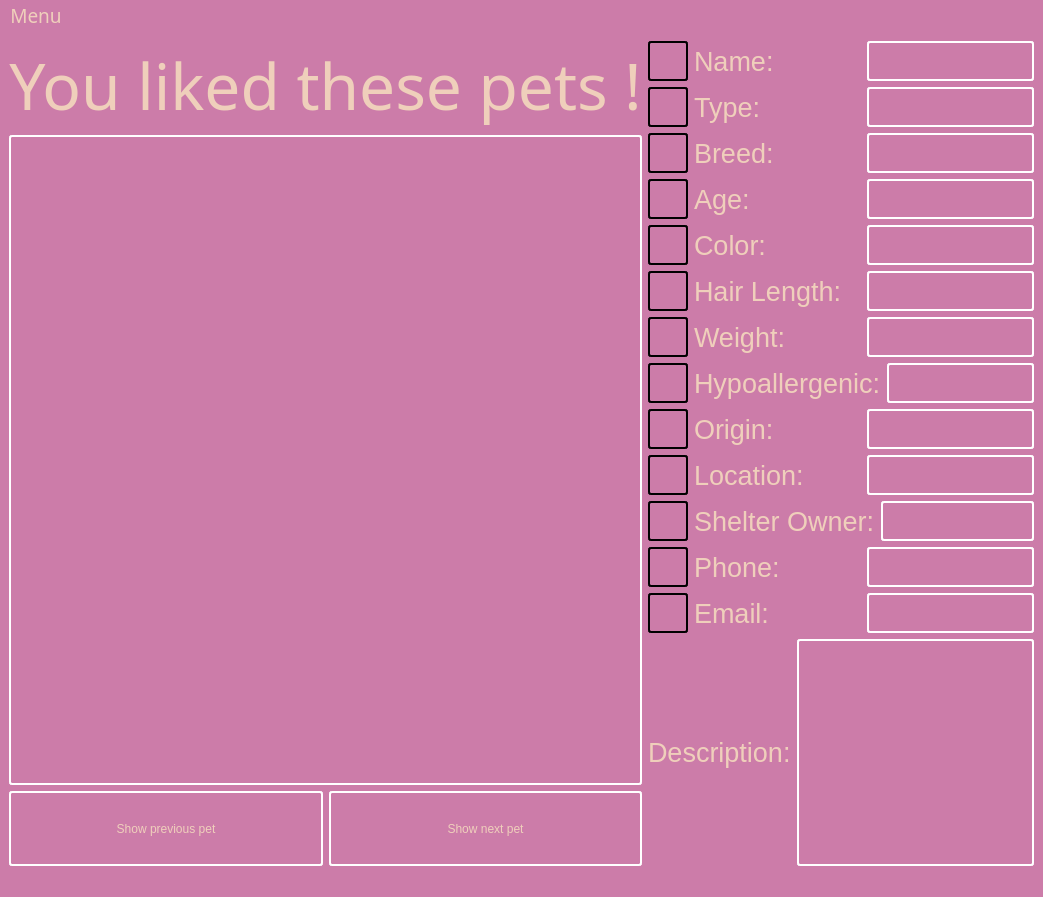
Qt form breadnbutter/gui/petliked.ui (jacksodl23/cs-205-pet-adoption) before a commit.
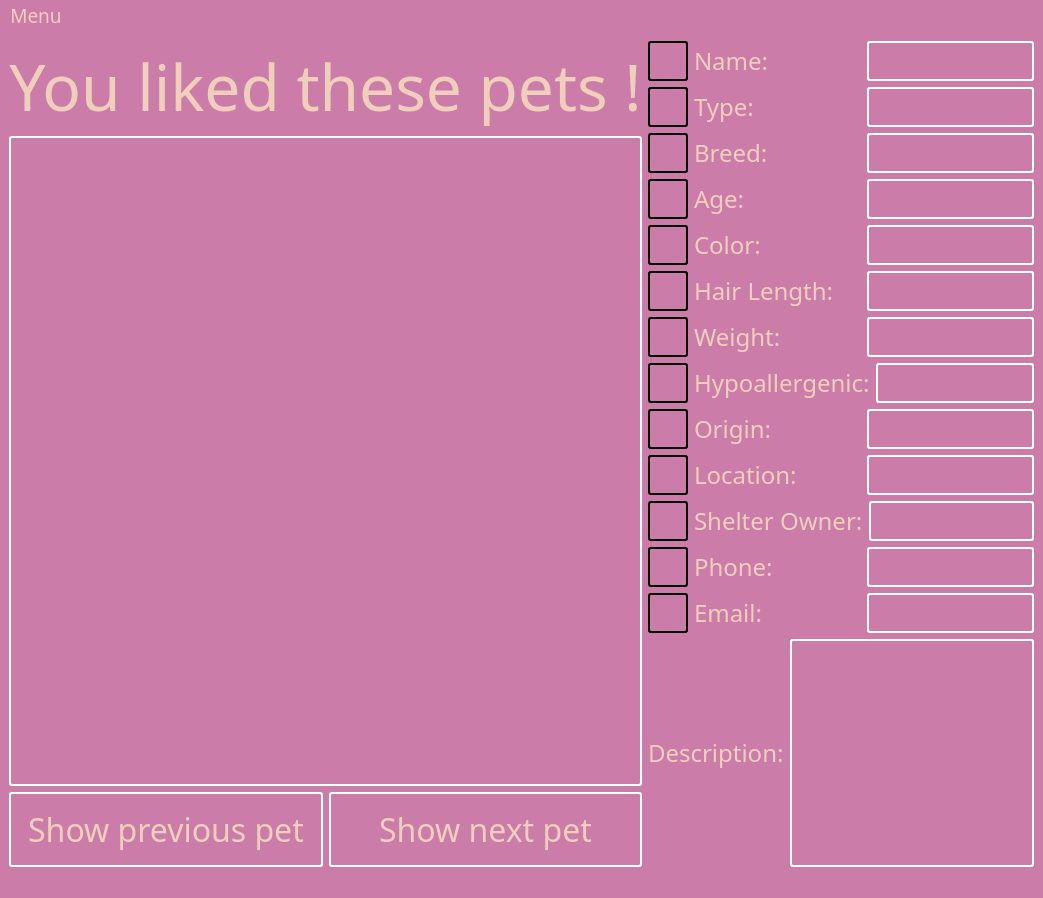
The same form after that commit.

What changed in the file:
```diff
--- a/breadnbutter/gui/petliked.ui
+++ b/breadnbutter/gui/petliked.ui
@@ -7,7 +7,7 @@
     <x>0</x>
     <y>0</y>
     <width>1043</width>
-    <height>889</height>
+    <height>898</height>
    </rect>
   </property>
   <property name="palette">
@@ -148,15 +148,6 @@
        </color>
       </brush>
      </colorrole>
-     <colorrole role="PlaceholderText">
-      <brush brushstyle="NoBrush">
-       <color alpha="128">
-        <red>239</red>
-        <green>207</green>
-        <blue>187</blue>
-       </color>
-      </brush>
-     </colorrole>
     </active>
     <inactive>
      <colorrole role="WindowText">
@@ -294,15 +285,6 @@
        </color>
       </brush>
      </colorrole>
-     <colorrole role="PlaceholderText">
-      <brush brushstyle="NoBrush">
-       <color alpha="128">
-        <red>239</red>
-        <green>207</green>
-        <blue>187</blue>
-       </color>
-      </brush>
-     </colorrole>
     </inactive>
     <disabled>
      <colorrole role="WindowText">
@@ -440,15 +422,6 @@
        </color>
       </brush>
      </colorrole>
-     <colorrole role="PlaceholderText">
-      <brush brushstyle="NoBrush">
-       <color alpha="128">
-        <red>239</red>
-        <green>207</green>
-        <blue>187</blue>
-       </color>
-      </brush>
-     </colorrole>
     </disabled>
    </palette>
   </property>
@@ -518,6 +491,12 @@
             <height>75</height>
            </size>
           </property>
+          <property name="font">
+           <font>
+            <family>Dyuthi</family>
+            <pointsize>24</pointsize>
+           </font>
+          </property>
           <property name="styleSheet">
            <string notr="true">border: 2px solid  white; 
      border-radius: 3px;</string>
@@ -535,6 +514,12 @@
             <height>75</height>
            </size>
           </property>
+          <property name="font">
+           <font>
+            <family>Dyuthi</family>
+            <pointsize>24</pointsize>
+           </font>
+          </property>
           <property name="styleSheet">
            <string notr="true">border: 2px solid  white; 
      border-radius: 3px;</string>
@@ -579,7 +564,8 @@
          <widget class="QLabel" name="label_3">
           <property name="font">
            <font>
-            <pointsize>20</pointsize>
+            <family>Dyuthi</family>
+            <pointsize>18</pointsize>
            </font>
           </property>
           <property name="text">
@@ -632,7 +618,8 @@
          <widget class="QLabel" name="label_5">
           <property name="font">
            <font>
-            <pointsize>20</pointsize>
+            <family>Dyuthi</family>
+            <pointsize>18</pointsize>
            </font>
           </property>
           <property name="text">
@@ -685,7 +672,8 @@
          <widget class="QLabel" name="label_6">
           <property name="font">
            <font>
-            <pointsize>20</pointsize>
+            <family>Dyuthi</family>
+            <pointsize>18</pointsize>
            </font>
           </property>
           <property name="text">
@@ -738,7 +726,8 @@
          <widget class="QLabel" name="label_7">
           <property name="font">
            <font>
-            <pointsize>20</pointsize>
+            <family>Dyuthi</family>
+            <pointsize>18</pointsize>
            </font>
           </property>
           <property name="text">
@@ -791,7 +780,8 @@
          <widget class="QLabel" name="label_8">
           <property name="font">
            <font>
-            <pointsize>20</pointsize>
+            <family>Dyuthi</family>
+            <pointsize>18</pointsize>
            </font>
           </property>
           <property name="text">
@@ -844,7 +834,8 @@
          <widget class="QLabel" name="label_16">
           <property name="font">
            <font>
-            <pointsize>20</pointsize>
+            <family>Dyuthi</family>
+            <pointsize>18</pointsize>
            </font>
           </property>
           <property name="text">
@@ -897,7 +888,8 @@
          <widget class="QLabel" name="label_17">
           <property name="font">
            <font>
-            <pointsize>20</pointsize>
+            <family>Dyuthi</family>
+            <pointsize>18</pointsize>
            </font>
           </property>
           <property name="text">
@@ -950,7 +942,8 @@
          <widget class="QLabel" name="label_9">
           <property name="font">
            <font>
-            <pointsize>20</pointsize>
+            <family>Dyuthi</family>
+            <pointsize>18</pointsize>
            </font>
           </property>
           <property name="text">
@@ -960,6 +953,12 @@
         </item>
         <item>
          <widget class="QLabel" name="label_hypo">
+          <property name="font">
+           <font>
+            <family>Dyuthi</family>
+            <pointsize>18</pointsize>
+           </font>
+          </property>
           <property name="styleSheet">
            <string notr="true">border: 2px solid  white; 
      border-radius: 3px;</string>
@@ -1003,7 +1002,8 @@
          <widget class="QLabel" name="label_10">
           <property name="font">
            <font>
-            <pointsize>20</pointsize>
+            <family>Dyuthi</family>
+            <pointsize>18</pointsize>
            </font>
           </property>
           <property name="text">
@@ -1056,7 +1056,8 @@
          <widget class="QLabel" name="label_12">
           <property name="font">
            <font>
-            <pointsize>20</pointsize>
+            <family>Dyuthi</family>
+            <pointsize>18</pointsize>
            </font>
           </property>
           <property name="text">
@@ -1109,7 +1110,8 @@
          <widget class="QLabel" name="label_13">
           <property name="font">
            <font>
-            <pointsize>20</pointsize>
+            <family>Dyuthi</family>
+            <pointsize>18</pointsize>
            </font>
           </property>
           <property name="text">
@@ -1119,6 +1121,12 @@
         </item>
         <item>
          <widget class="QLabel" name="label_location_2">
+          <property name="font">
+           <font>
+            <family>Dyuthi</family>
+            <pointsize>18</pointsize>
+           </font>
+          </property>
           <property name="styleSheet">
            <string notr="true">border: 2px solid  white; 
      border-radius: 3px;</string>
@@ -1162,7 +1170,8 @@
          <widget class="QLabel" name="label_14">
           <property name="font">
            <font>
-            <pointsize>20</pointsize>
+            <family>Dyuthi</family>
+            <pointsize>18</pointsize>
            </font>
           </property>
           <property name="text">
@@ -1215,7 +1224,8 @@
          <widget class="QLabel" name="label_15">
           <property name="font">
            <font>
-            <pointsize>20</pointsize>
+            <family>Dyuthi</family>
+            <pointsize>18</pointsize>
            </font>
           </property>
           <property name="text">
@@ -1245,7 +1255,8 @@
          <widget class="QLabel" name="label_11">
           <property name="font">
            <font>
-            <pointsize>20</pointsize>
+            <family>Dyuthi</family>
+            <pointsize>18</pointsize>
            </font>
           </property>
           <property name="text">
@@ -1255,6 +1266,12 @@
         </item>
         <item>
          <widget class="QTextBrowser" name="descriptionDisplay">
+          <property name="font">
+           <font>
+            <family>Dyuthi</family>
+            <pointsize>18</pointsize>
+           </font>
+          </property>
           <property name="styleSheet">
            <string notr="true">border: 2px solid  white; 
      border-radius: 3px;</string>
```
Left out of the diff: 68 changed lines with no effect on the pictures.
